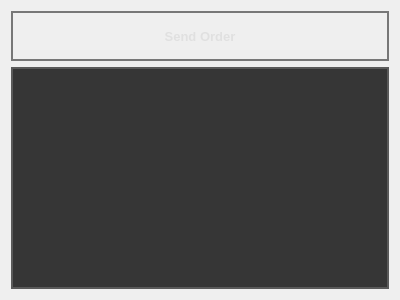
Qt form FacClient/pageorder.ui (2306nian/FacExpSys) before a commit.
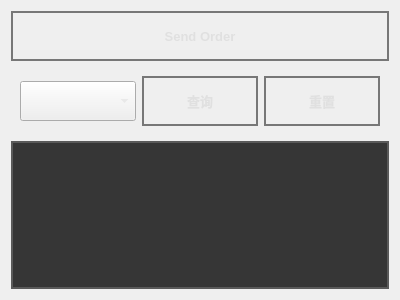
The same form after that commit.

The edit to the form file:
```diff
--- a/FacClient/pageorder.ui
+++ b/FacClient/pageorder.ui
@@ -10,6 +10,12 @@
     <height>300</height>
    </rect>
   </property>
+  <property name="sizePolicy">
+   <sizepolicy hsizetype="Expanding" vsizetype="Expanding">
+    <horstretch>0</horstretch>
+    <verstretch>0</verstretch>
+   </sizepolicy>
+  </property>
   <property name="windowTitle">
    <string>Form</string>
   </property>
@@ -302,6 +308,54 @@
      </property>
     </widget>
    </item>
+   <item>
+    <widget class="QWidget" name="widget" native="true">
+     <property name="sizePolicy">
+      <sizepolicy hsizetype="Expanding" vsizetype="Expanding">
+       <horstretch>0</horstretch>
+       <verstretch>0</verstretch>
+      </sizepolicy>
+     </property>
+     <layout class="QHBoxLayout" name="horizontalLayout">
+      <item>
+       <widget class="QComboBox" name="comboBox">
+        <property name="sizePolicy">
+         <sizepolicy hsizetype="Preferred" vsizetype="Minimum">
+          <horstretch>0</horstretch>
+          <verstretch>0</verstretch>
+         </sizepolicy>
+        </property>
+        <property name="minimumSize">
+         <size>
+          <width>0</width>
+          <height>30</height>
+         </size>
+        </property>
+        <property name="maximumSize">
+         <size>
+          <width>16777215</width>
+          <height>40</height>
+         </size>
+        </property>
+       </widget>
+      </item>
+      <item>
+       <widget class="QPushButton" name="pushButton_3">
+        <property name="text">
+         <string>查询</string>
+        </property>
+       </widget>
+      </item>
+      <item>
+       <widget class="QPushButton" name="pushButton_2">
+        <property name="text">
+         <string>重置</string>
+        </property>
+       </widget>
+      </item>
+     </layout>
+    </widget>
+   </item>
    <item>
     <widget class="QTableWidget" name="tableWidget"/>
    </item>
```
